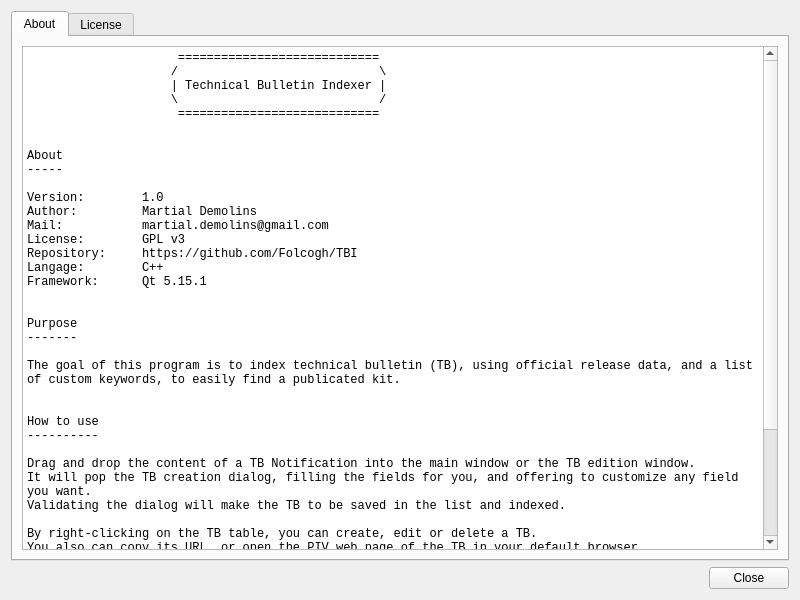
Qt form Dialog/DlgHelp.ui (Folco68/TBI) before a commit.
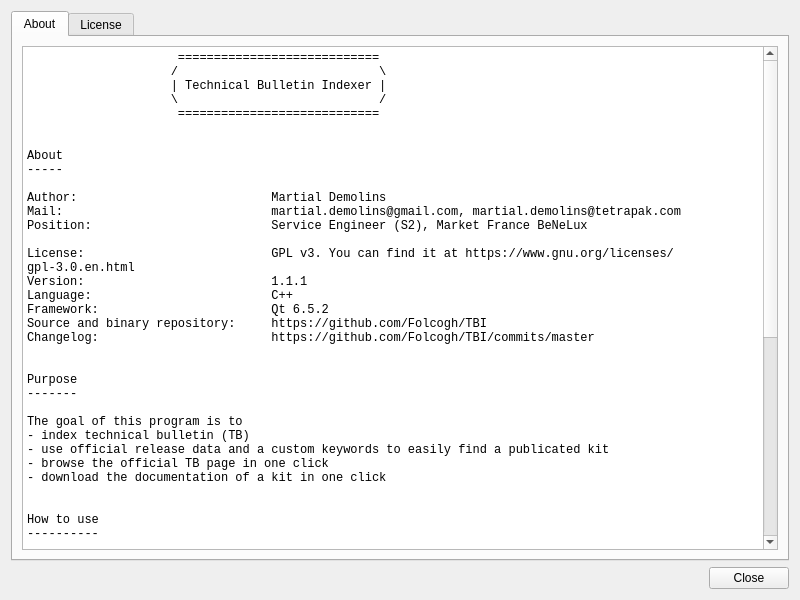
The same form after that commit.

Commit message: - updated the TB parser to support the new TB mail format. Many thanks to Elena Kislian!

Diff of the .ui file:
```diff
--- a/Dialog/DlgHelp.ui
+++ b/Dialog/DlgHelp.ui
@@ -48,19 +48,26 @@
 About
 -----
 
-Version:        1.0
-Author:         Martial Demolins
-Mail:           martial.demolins@gmail.com
-License:        GPL v3
-Repository:     https://github.com/Folcogh/TBI
-Langage:        C++
-Framework:      Qt 5.15.1
+Author:                           Martial Demolins
+Mail:                             martial.demolins@gmail.com, martial.demolins@tetrapak.com
+Position:                         Service Engineer (S2), Market France BeNeLux
+
+License:                          GPL v3. You can find it at https://www.gnu.org/licenses/gpl-3.0.en.html
+Version:                          1.1.1
+Language:                         C++
+Framework:                        Qt 6.5.2
+Source and binary repository:     https://github.com/Folcogh/TBI
+Changelog:                        https://github.com/Folcogh/TBI/commits/master
 
 
 Purpose
 -------
 
-The goal of this program is to index technical bulletin (TB), using official release data, and a list of custom keywords, to easily find a publicated kit.
+The goal of this program is to 
+- index technical bulletin (TB)
+- use official release data and a custom keywords to easily find a publicated kit
+- browse the official TB page in one click
+- download the documentation of a kit in one click
 
 
 How to use
@@ -72,14 +79,21 @@
 
 By right-clicking on the TB table, you can create, edit or delete a TB.
 You also can copy its URL, or open the PIV web page of the TB in your default browser.
-Obviously, you need to be connected to TP intranet to perform this.
+Obviously, you need to be connected to Tetra Pak intranet with an officlal Tetra Pak computer to perform this.
 
 When adding a new TB, fill the keywords field with your own words: this field is used to quickly find a TB you have added beforehand.
 
 Notes:
-- the index file (index.tbi) is saved in the program current directory.
+- the index file (index.tbi) is saved in the program current directory
 - run the program with --check-database to force DB check at startup
-</string>
+
+
+Note
+----
+
+In case of a bug, please report to martial.demolins@tetrapak.com
+Your reports are the only way for me to improve this software.
+Thanks in advance!</string>
          </property>
         </widget>
        </item>
```
The commit also changes 2 other files.
